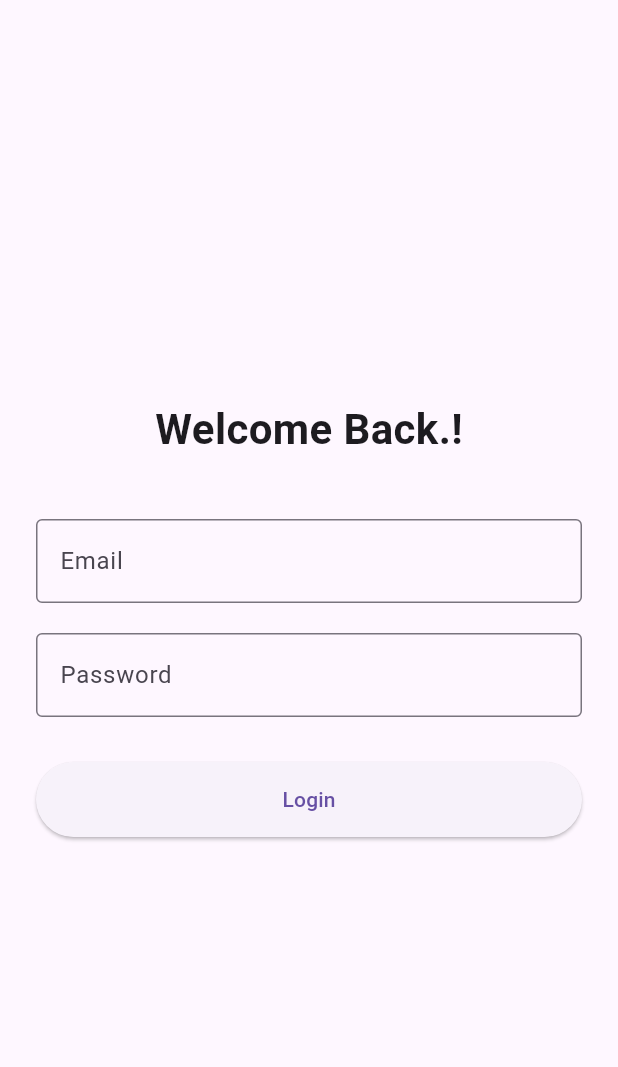
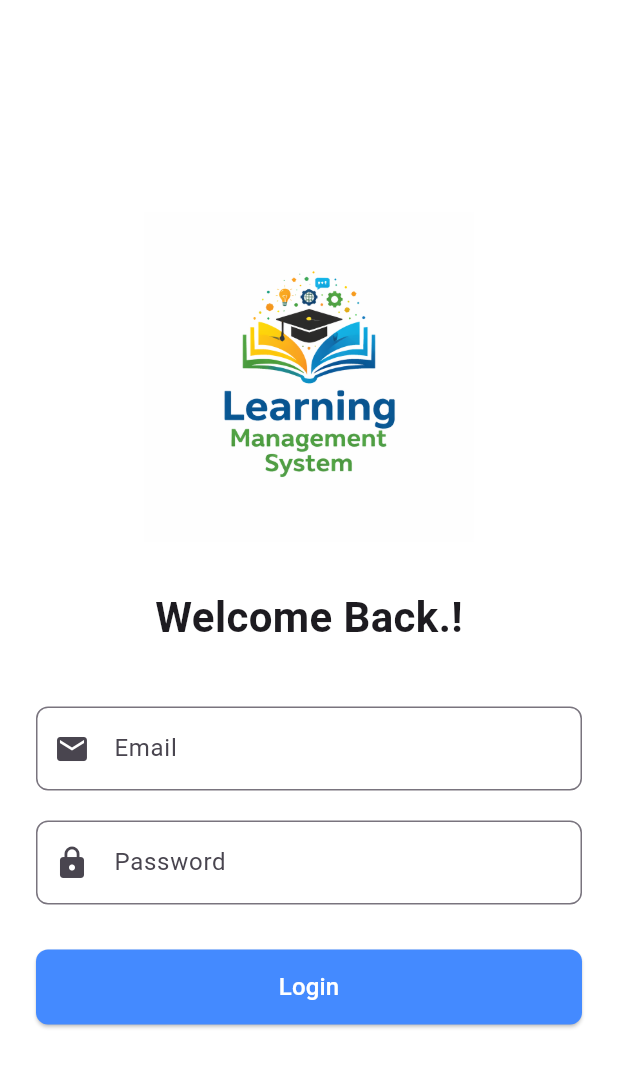
Before and after one commit to Binu0714/LMS_Mobile_App, a Flutter app: the screen it shows after launch, on a phone screen of 412 x 824 dp. Shown: the top 1067 px of the screen. Run offline on Flutter 3.47's test engine with Material 3 defaults, Android fonts, the phone set to English and light mode, and no system bars.

Commit message:
feat(ui): implement login screen with icons, logos, and styles

```diff
--- a/lib/screens/login_screen.dart
+++ b/lib/screens/login_screen.dart
@@ -25,6 +25,7 @@ class _LoginScreenState extends State<LoginScreen> {
   @override
   Widget build(BuildContext context) {
     return Scaffold(
+      backgroundColor: Colors.white,
       body: Padding(
         padding: const EdgeInsets.all(24.0),
 
@@ -33,12 +34,17 @@ class _LoginScreenState extends State<LoginScreen> {
           child: Column(
             mainAxisAlignment: MainAxisAlignment.center,
             children: [
+              Image.asset('assets/images/logo.png', height: 220),
+              const SizedBox(height: 30),
+
               const Text("Welcome Back.!",style: TextStyle(fontSize: 28, fontWeight: FontWeight.bold)),
               const SizedBox(height: 40),
 
               TextFormField(
                 controller: _emailController,
-                decoration: const InputDecoration(labelText: 'Email', border: OutlineInputBorder()),
+                decoration: const InputDecoration(
+                  labelText: 'Email',prefixIcon: Icon(Icons.email), border: OutlineInputBorder(borderRadius: BorderRadius.all(Radius.circular(8)),)
+                ),
                 validator: (value) => value!.isEmpty ? 'Please enter your email' : null,
               ),
               const SizedBox(height: 20),
@@ -46,7 +52,9 @@ class _LoginScreenState extends State<LoginScreen> {
               TextFormField(
                 controller: _passwordController,
                 obscureText: true,
-                decoration: const InputDecoration(labelText: 'Password', border: OutlineInputBorder()),
+                decoration: const InputDecoration(
+                  labelText: 'Password',prefixIcon: Icon(Icons.lock), border: OutlineInputBorder(borderRadius: BorderRadius.all(Radius.circular(8)),)
+                ),
                 validator: (value) => value!.length < 6 ? 'Password must be at least 6 characters' : null,
               ),
               const SizedBox(height: 30),
@@ -55,12 +63,13 @@ class _LoginScreenState extends State<LoginScreen> {
                 width: double.infinity,
                 height: 50,
                 child: ElevatedButton(
+                  style: ElevatedButton.styleFrom(backgroundColor: Colors.blueAccent, shape: RoundedRectangleBorder(borderRadius: BorderRadius.circular(8))),
                   onPressed: () {
                     if (_formKey.currentState!.validate()) {
                       Navigator.push(context, MaterialPageRoute(builder: (context) => const HomeScreen()));
                     }
                   },
-                  child: const Text('Login')),
+                  child: const Text('Login', style: TextStyle(color: Colors.white,fontSize: 16),)),
               ),
             ],
           ),
```
Also changed, not shown: pubspec.yaml (+2 -30 lines), assets/images/logo.png (added).
